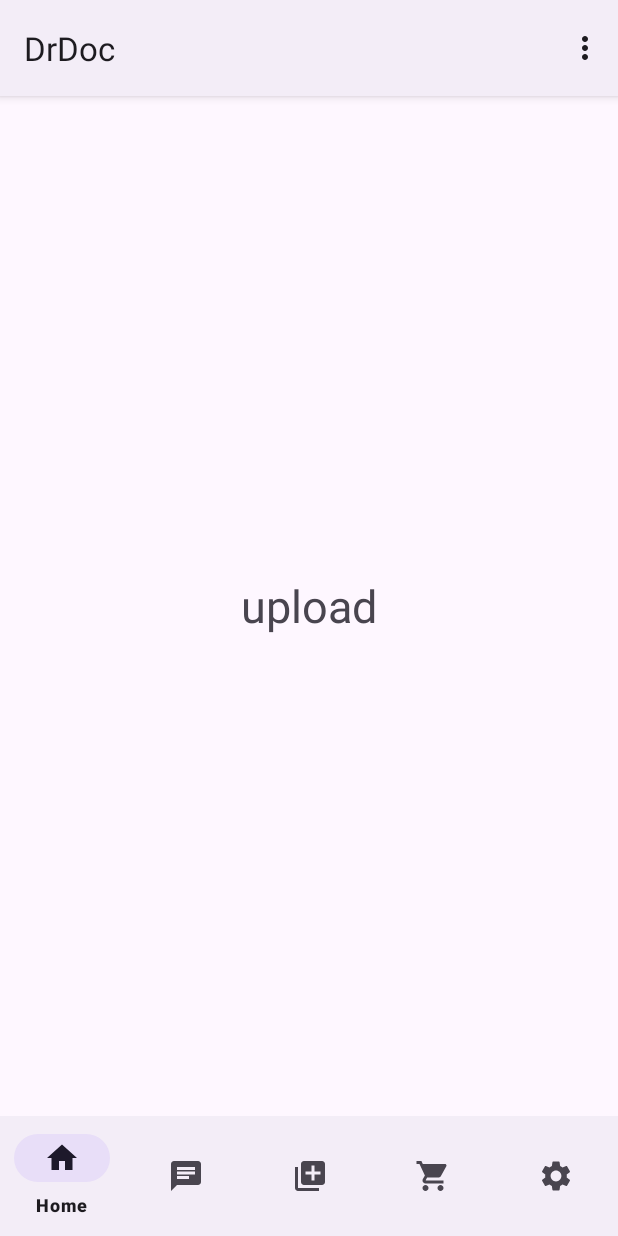
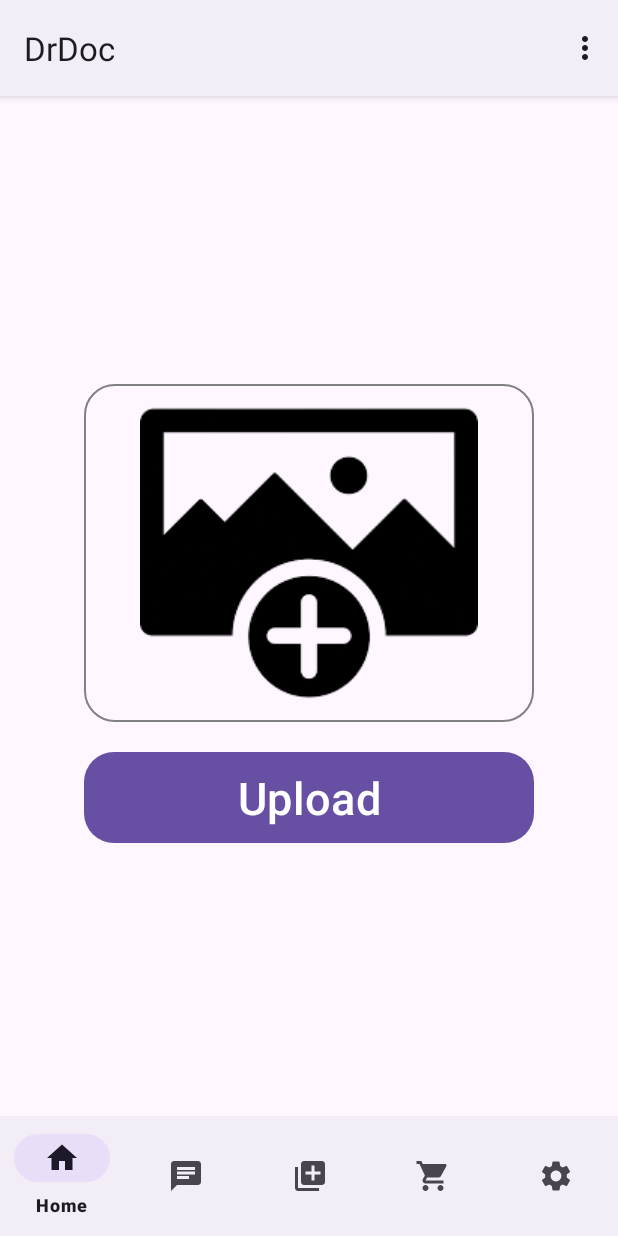
Before and after one commit to sangamprashant/DrDoc_Android_Studio, an Android app: the fragment UploadFragment placed in its activity, on a phone screen of 412 x 824 dp. Run offline under Robolectric (Android 15) with nearby library versions, the phone set to English and light mode, and no system bars; libraries missing offline, so code that uses them is left out: com.github.drjacky.imagepicker; pictures from the network do not load.

Commit message:
3 commit Implementation of ImagePicker to upload fragment

```diff
--- a/app/build.gradle
+++ b/app/build.gradle
@@ -8,7 +8,7 @@ android {
 
     defaultConfig {
         applicationId "com.sangamprashant.drdoc"
-        minSdk 16
+        minSdk 19
         targetSdk 33
         versionCode 1
         versionName "1.0"
@@ -39,5 +39,8 @@ dependencies {
     implementation 'com.airbnb.android:lottie:5.2.0'
     implementation 'de.hdodenhof:circleimageview:3.1.0'
     implementation 'com.squareup.okhttp3:okhttp:4.9.3'
+    implementation 'com.github.Drjacky:ImagePicker:2.3.22'
+    implementation 'com.github.bumptech.glide:glide:4.12.0'
+    annotationProcessor 'com.github.bumptech.glide:compiler:4.12.0'
 
 }
--- a/app/src/main/AndroidManifest.xml
+++ b/app/src/main/AndroidManifest.xml
@@ -2,6 +2,7 @@
 <manifest xmlns:android="http://schemas.android.com/apk/res/android"
     xmlns:tools="http://schemas.android.com/tools">
     <uses-permission android:name="android.permission.INTERNET" />
+    <uses-permission android:name="android.permission.READ_EXTERNAL_STORAGE"/>
 
     <application
         android:allowBackup="true"
--- a/app/src/main/java/com/sangamprashant/drdoc/UploadFragment.java
+++ b/app/src/main/java/com/sangamprashant/drdoc/UploadFragment.java
@@ -1,18 +1,70 @@
 package com.sangamprashant.drdoc;
 
+import static android.app.Activity.RESULT_OK;
+
+import android.content.Intent;
+import android.net.Uri;
 import android.os.Bundle;
 
+import androidx.activity.result.ActivityResultLauncher;
+import androidx.activity.result.contract.ActivityResultContracts;
 import androidx.fragment.app.Fragment;
 
 import android.view.LayoutInflater;
 import android.view.View;
 import android.view.ViewGroup;
+import android.widget.ImageView;
+
+import com.bumptech.glide.Glide;
+import com.github.drjacky.imagepicker.ImagePicker;
+import com.github.drjacky.imagepicker.constant.ImageProvider;
+
+import kotlin.Unit;
+import kotlin.jvm.functions.Function1;
+import kotlin.jvm.internal.Intrinsics;
 
 public class UploadFragment extends Fragment {
+    ImageView UploadImage;
+
+    private final ActivityResultLauncher<Intent> launcher =
+            registerForActivityResult(new ActivityResultContracts.StartActivityForResult(), (result) -> {
+                if (result.getResultCode() == RESULT_OK) {
+                    Uri uri = result.getData().getData();
+                    // Use the uri to load the image
+                    Glide.with(requireContext())
+                            .load(uri)
+                            .into(UploadImage); // Load the image into the ImageView
+                } else if (result.getResultCode() == ImagePicker.RESULT_ERROR) {
+                    // Use ImagePicker.Companion.getError(result.getData()) to show an error
+                }
+            });
+
     @Override
     public View onCreateView(LayoutInflater inflater, ViewGroup container,
                              Bundle savedInstanceState) {
-        // Inflate the layout for this fragment
-        return inflater.inflate(R.layout.fragment_upload, container, false);
+        View view = inflater.inflate(R.layout.fragment_upload, container, false);
+        UploadImage = view.findViewById(R.id.ImageToChange);
+
+        UploadImage.setOnClickListener(new View.OnClickListener() {
+            @Override
+            public void onClick(View v) {
+                ImagePicker.Companion.with(requireActivity())
+                        .crop()
+                        .cropOval()
+                        .cropFreeStyle()
+                        .maxResultSize(512, 512, true)
+                        .provider(ImageProvider.BOTH)
+                        .createIntentFromDialog(new Function1<Intent, Unit>() {
+                            @Override
+                            public Unit invoke(Intent it) {
+                                Intrinsics.checkNotNullParameter(it, "it");
+                                launcher.launch(it);
+                                return null;
+                            }
+                        });
+            }
+        });
+
+        return view;
     }
 }
--- /dev/null
+++ b/app/src/main/res/drawable/box_light_black.xml
@@ -0,0 +1,6 @@
+<?xml version="1.0" encoding="utf-8"?>
+<shape xmlns:android="http://schemas.android.com/apk/res/android">
+    <corners android:radius="20dp"/>
+    <stroke android:color="#818181"
+        android:width="1dp"/>
+</shape>
--- /dev/null
+++ b/app/src/main/res/drawable/button_blue.xml
@@ -0,0 +1,5 @@
+<?xml version="1.0" encoding="utf-8"?>
+<shape xmlns:android="http://schemas.android.com/apk/res/android">
+    <corners android:radius="20dp"/>
+    <solid android:color="#2196F3"/>
+</shape>
--- a/app/src/main/res/drawable/edittext_curve_bg.xml
+++ b/app/src/main/res/drawable/edittext_curve_bg.xml
@@ -2,7 +2,7 @@
 <shape xmlns:android="http://schemas.android.com/apk/res/android"
     android:shape="rectangle" >
 
-    <solid android:color="#f2f2f2" />
+    <solid android:color="#12F2F2F2" />
 
     <corners
         android:bottomLeftRadius="10dp"
--- a/app/src/main/res/layout/fragment_upload.xml
+++ b/app/src/main/res/layout/fragment_upload.xml
@@ -3,14 +3,46 @@
     xmlns:tools="http://schemas.android.com/tools"
     android:layout_width="match_parent"
     android:layout_height="match_parent"
+    android:layout_gravity="center"
+    android:gravity="center"
     tools:context=".UploadFragment">
 
-    <TextView
-        android:layout_width="wrap_content"
-        android:layout_height="wrap_content"
-        android:text="upload"
-        android:textSize="30dp"
-        android:layout_centerInParent="true"
-        />
+    <ScrollView
+
+        android:layout_width="match_parent"
+        android:layout_height="match_parent"
+        android:layout_marginTop="20dp"
+        android:layout_marginRight="20dp"
+        android:layout_marginLeft="20dp"
+        >
+        <LinearLayout
+            android:layout_gravity="center"
+            android:layout_width="match_parent"
+            android:layout_height="match_parent"
+            android:orientation="vertical"
+
+            >
+            <ImageView
+                android:background="@drawable/box_light_black"
+                android:id="@+id/ImageToChange"
+                android:layout_gravity="center"
+                android:layout_width="300dp"
+                android:layout_height="wrap_content"
+                android:src="@drawable/addimg"
+                android:layout_marginBottom="20dp"
+                />
+            <Button
+                android:id="@+id/btnUploadProfilePic"
+                android:background="@drawable/button_blue"
+                android:layout_width="300dp"
+                android:layout_height="wrap_content"
+                android:layout_gravity="center"
+                android:text="Upload"
+                android:textSize="30dp"
+                android:textAllCaps="false"
+                android:layout_marginBottom="10dp"
+                />
+        </LinearLayout>
+    </ScrollView>
 
 </RelativeLayout>
--- a/settings.gradle
+++ b/settings.gradle
@@ -9,7 +9,8 @@ dependencyResolutionManagement {
     repositoriesMode.set(RepositoriesMode.FAIL_ON_PROJECT_REPOS)
     repositories {
         google()
-        mavenCentral()
+        mavenCentral()// For ImagePicker library, this line is enough. Although, it has been published on jitpack as well
+        maven { url "https://jitpack.io" }  //Make sure to add this in your project for uCrop - an internal library
     }
 }
 rootProject.name = "DRDOC"
```
Also changed, not shown: app/src/main/res/drawable/addimg.png (added).
